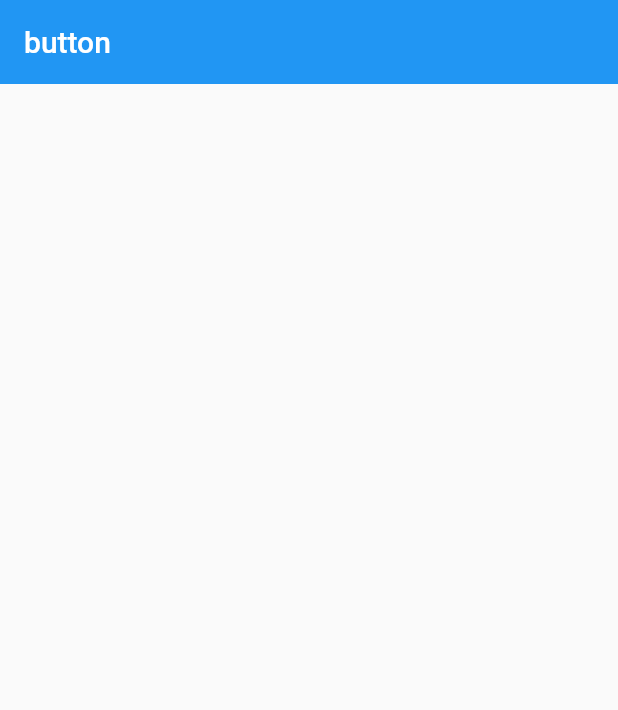
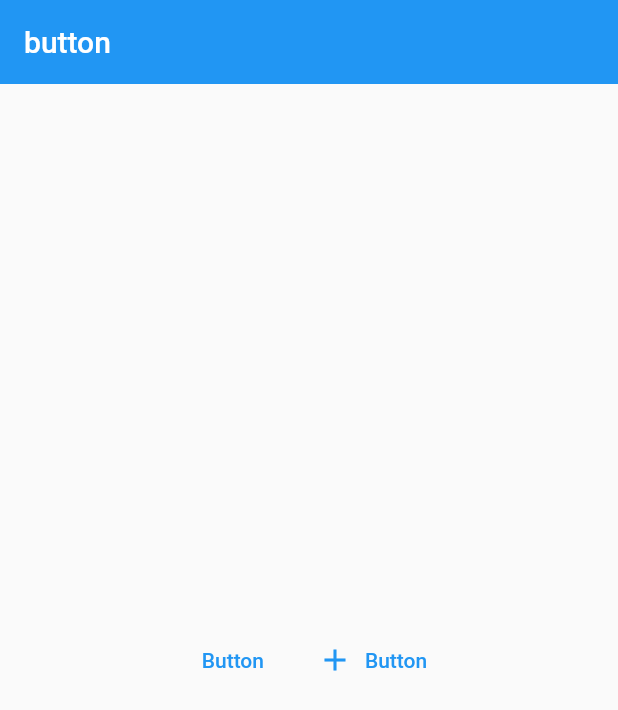
Before and after one commit to YuDongZhang/flutter_app_learn, a Flutter app: the ButtonDemo screen opened directly, on a phone screen of 412 x 824 dp. Shown: the top 710 px of the screen. Run offline on Flutter 3.47's test engine with Material 2 defaults, Android fonts, the phone set to English and light mode, and no system bars.

Commit message:
FlatButton：文字按钮

```diff
--- a/lib/20-宁浩教程练习/demo/material_components.dart
+++ b/lib/20-宁浩教程练习/demo/material_components.dart
@@ -21,8 +21,29 @@ class MaterialComponents extends StatelessWidget {
 }
 
 class ButtonDemo extends StatelessWidget {
+
   @override
   Widget build(BuildContext context) {
+
+    final Widget flatButtonDemo = Row(
+      mainAxisAlignment: MainAxisAlignment.center,
+      children: <Widget>[
+        FlatButton(
+          child: Text('Button'),
+          onPressed: () {},
+          splashColor: Colors.grey,
+          textColor: Theme.of(context).accentColor,
+        ),
+        FlatButton.icon(
+          icon: Icon(Icons.add),
+          label: Text('Button'),
+          onPressed: () {},
+          splashColor: Colors.grey,
+          textColor: Theme.of(context).accentColor,
+        ),
+      ],
+    );
+
     return Scaffold(
       appBar: AppBar(
         title: Text('button'),
@@ -33,12 +54,7 @@ class ButtonDemo extends StatelessWidget {
         child: Column(
           mainAxisAlignment: MainAxisAlignment.center,
           children: [
-            Row(
-              mainAxisAlignment: MainAxisAlignment.center,
-              children: [
-
-              ],
-            )
+            flatButtonDemo,
           ],
         ),
       ),
```
